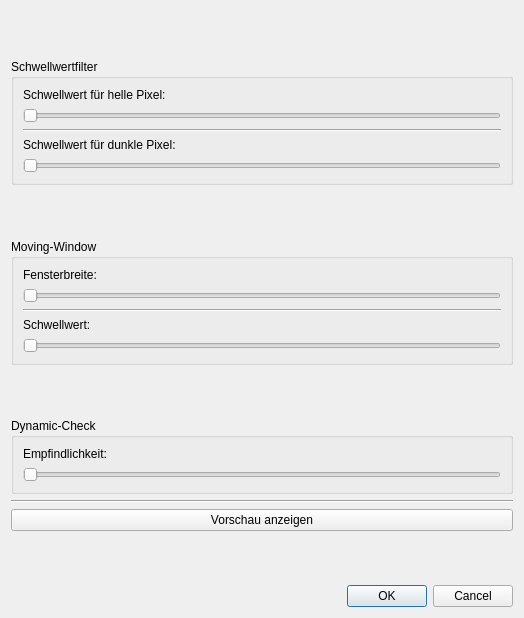
First picture: the form in main/resources/base/einstellungenSuchen.ui, repository TrandyAndy/Bad-Pixel, before the edit.
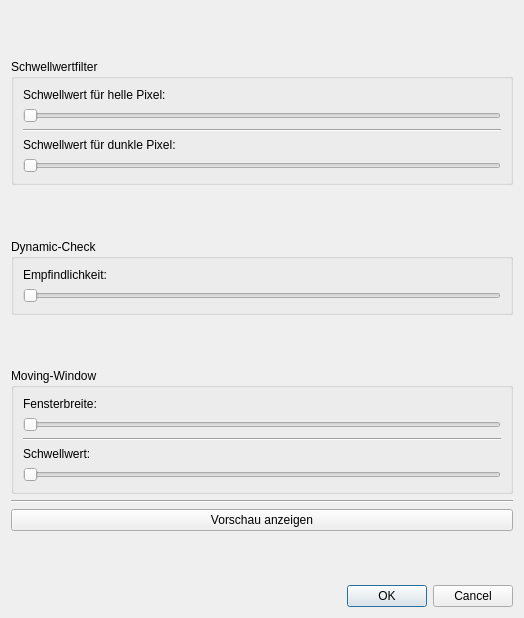
Second picture: the form after the edit.

```diff
--- a/main/resources/base/einstellungenSuchen.ui
+++ b/main/resources/base/einstellungenSuchen.ui
@@ -120,6 +120,56 @@
      </property>
     </spacer>
    </item>
+   <item>
+    <widget class="QGroupBox" name="groupBoxDynamic">
+     <property name="title">
+      <string>Dynamic-Check</string>
+     </property>
+     <layout class="QVBoxLayout" name="verticalLayout_4">
+      <item>
+       <layout class="QHBoxLayout" name="horizontalLayout_5">
+        <item>
+         <widget class="QLabel" name="label_5">
+          <property name="text">
+           <string>Empfindlichkeit:</string>
+          </property>
+         </widget>
+        </item>
+        <item>
+         <widget class="QLabel" name="labelDynamicSchwellwert">
+          <property name="text">
+           <string/>
+          </property>
+          <property name="alignment">
+           <set>Qt::AlignRight|Qt::AlignTrailing|Qt::AlignVCenter</set>
+          </property>
+         </widget>
+        </item>
+       </layout>
+      </item>
+      <item>
+       <widget class="QSlider" name="horizontalSliderDynamicSchwellwert">
+        <property name="orientation">
+         <enum>Qt::Horizontal</enum>
+        </property>
+       </widget>
+      </item>
+     </layout>
+    </widget>
+   </item>
+   <item>
+    <spacer name="verticalSpacer_3">
+     <property name="orientation">
+      <enum>Qt::Vertical</enum>
+     </property>
+     <property name="sizeHint" stdset="0">
+      <size>
+       <width>20</width>
+       <height>10</height>
+      </size>
+     </property>
+    </spacer>
+   </item>
    <item>
     <widget class="QGroupBox" name="groupBoxMoving">
      <property name="title">
@@ -192,56 +242,6 @@
      </layout>
     </widget>
    </item>
-   <item>
-    <spacer name="verticalSpacer_3">
-     <property name="orientation">
-      <enum>Qt::Vertical</enum>
-     </property>
-     <property name="sizeHint" stdset="0">
-      <size>
-       <width>20</width>
-       <height>10</height>
-      </size>
-     </property>
-    </spacer>
-   </item>
-   <item>
-    <widget class="QGroupBox" name="groupBoxDynamic">
-     <property name="title">
-      <string>Dynamic-Check</string>
-     </property>
-     <layout class="QVBoxLayout" name="verticalLayout_4">
-      <item>
-       <layout class="QHBoxLayout" name="horizontalLayout_5">
-        <item>
-         <widget class="QLabel" name="label_5">
-          <property name="text">
-           <string>Empfindlichkeit:</string>
-          </property>
-         </widget>
-        </item>
-        <item>
-         <widget class="QLabel" name="labelDynamicSchwellwert">
-          <property name="text">
-           <string/>
-          </property>
-          <property name="alignment">
-           <set>Qt::AlignRight|Qt::AlignTrailing|Qt::AlignVCenter</set>
-          </property>
-         </widget>
-        </item>
-       </layout>
-      </item>
-      <item>
-       <widget class="QSlider" name="horizontalSliderDynamicSchwellwert">
-        <property name="orientation">
-         <enum>Qt::Horizontal</enum>
-        </property>
-       </widget>
-      </item>
-     </layout>
-    </widget>
-   </item>
    <item>
     <widget class="Line" name="line_3">
      <property name="orientation">
```
